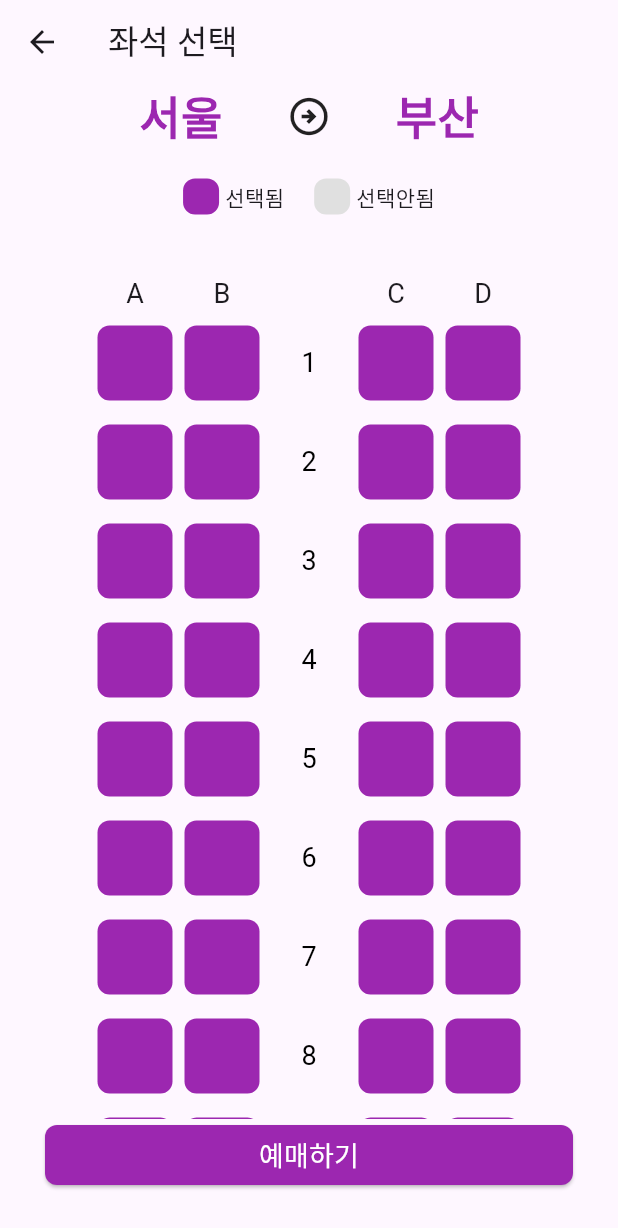
After one commit to chldltkrz/flutter_train_app, a Flutter app: the SeatPage screen opened directly, on a phone screen of 412 x 824 dp. The commit adds this screen. Shown: the top 1228 px of the screen. Run offline on Flutter 3.47's test engine with Material 3 defaults, Android fonts, the phone set to English and light mode, and no system bars.

Commit message:
implement all UI
Signed-off-by: chldltkrz <chldltkrz@gmail.com>

```diff
--- a/analysis_options.yaml
+++ b/analysis_options.yaml
@@ -10,6 +10,7 @@
 analyzer:
   errors:
     prefer_const_constructors: ignore
+    prefer_const_literals_to_create_immutables: ignore
 include: package:flutter_lints/flutter.yaml
 
 linter:
--- a/lib/pages/seat_page/seat_page.dart
+++ b/lib/pages/seat_page/seat_page.dart
@@ -0,0 +1,31 @@
+import 'package:flutter/material.dart';
+import 'package:flutter_train_app/pages/seat_page/widgets/button.dart';
+import 'package:flutter_train_app/pages/seat_page/widgets/guide_line.dart';
+import 'package:flutter_train_app/pages/seat_page/widgets/heading.dart';
+
+class SeatPage extends StatelessWidget {
+  @override
+  Widget build(BuildContext context) {
+    return Scaffold(
+        appBar: AppBar(
+          title: const Text('좌석 선택'),
+        ),
+        body: Padding(
+          padding: const EdgeInsets.symmetric(horizontal: 30),
+          child: Column(
+            children: [
+              Heading("서울", "부산"),
+              Expanded(
+                child: ListView(
+                  shrinkWrap: true,
+                  children: [
+                    GuideLine(),
+                  ],
+                ),
+              ),
+              Button(),
+            ],
+          ),
+        ));
+  }
+}
--- /dev/null
+++ b/lib/pages/seat_page/widgets/button.dart
@@ -0,0 +1,25 @@
+import 'package:flutter/material.dart';
+
+class Button extends StatelessWidget {
+  @override
+  Widget build(BuildContext context) {
+    return Padding(
+      padding: const EdgeInsets.only(bottom: 30),
+      child: SizedBox(
+        width: double.infinity,
+        child: ElevatedButton(
+            style: ElevatedButton.styleFrom(
+              backgroundColor: Colors.purple,
+              shape: RoundedRectangleBorder(
+                borderRadius: BorderRadius.circular(8.0),
+              ),
+            ),
+            onPressed: () {},
+            child: Text(
+              "예매하기",
+              style: TextStyle(fontSize: 18, color: Colors.white),
+            )),
+      ),
+    );
+  }
+}
--- /dev/null
+++ b/lib/pages/seat_page/widgets/guide_line.dart
@@ -0,0 +1,114 @@
+import 'package:flutter/material.dart';
+import 'package:flutter_train_app/pages/seat_page/widgets/seats.dart';
+
+class GuideLine extends StatelessWidget {
+  @override
+  Widget build(BuildContext context) {
+    return Column(
+      children: [
+        Padding(
+          padding: const EdgeInsets.symmetric(vertical: 20),
+          child: Row(
+            children: [
+              Spacer(),
+              Row(
+                children: [
+                  Container(
+                    width: 24,
+                    height: 24,
+                    decoration: BoxDecoration(
+                        color: Colors.purple,
+                        shape: BoxShape.rectangle,
+                        borderRadius: BorderRadius.circular(8)),
+                  ),
+                  SizedBox(width: 4),
+                  Text('선택됨'),
+                ],
+              ),
+              SizedBox(width: 20),
+              Row(
+                children: [
+                  Container(
+                    width: 24,
+                    height: 24,
+                    decoration: BoxDecoration(
+                        color: Colors.grey[300]!,
+                        shape: BoxShape.rectangle,
+                        borderRadius: BorderRadius.circular(8)),
+                  ),
+                  SizedBox(width: 4),
+                  Text('선택안됨'),
+                ],
+              ),
+              Spacer(),
+            ],
+          ),
+        ),
+        SizedBox(height: 20),
+        Row(
+          mainAxisAlignment: MainAxisAlignment.center,
+          crossAxisAlignment: CrossAxisAlignment.end,
+          children: [
+            Column(
+              children: [
+                _buildSeatColumn("A"),
+              ],
+            ),
+            Column(
+              children: [
+                _buildSeatColumn("B"),
+              ],
+            ),
+            Column(
+              children: [
+                Text(
+                  " ",
+                  style: TextStyle(fontSize: 18),
+                ),
+                ...List.generate(
+                    20,
+                    (index) => Padding(
+                          padding: const EdgeInsets.symmetric(
+                              horizontal: 4, vertical: 8),
+                          child: Container(
+                            alignment: Alignment.center,
+                            width: 50,
+                            height: 50,
+                            child: Text(
+                              (index + 1).toString(),
+                              style:
+                                  TextStyle(color: Colors.black, fontSize: 18),
+                            ),
+                          ),
+                        )),
+              ],
+            ),
+            Column(
+              children: [
+                _buildSeatColumn("C"),
+              ],
+            ),
+            Column(
+              children: [_buildSeatColumn("D")],
+            ),
+          ],
+        )
+      ],
+    );
+  }
+
+  Widget _buildSeatColumn(String label) {
+    return Column(
+      children: [
+        Text(
+          label,
+          style: TextStyle(fontSize: 18),
+        ),
+        ...List.generate(
+          20,
+          (index) => Seats(),
+        ),
+      ],
+    );
+  }
+}
--- /dev/null
+++ b/lib/pages/seat_page/widgets/heading.dart
@@ -0,0 +1,36 @@
+import 'package:flutter/material.dart';
+
+class Heading extends StatelessWidget {
+  String departing;
+  String arriving;
+
+  Heading(this.departing, this.arriving);
+
+  @override
+  Widget build(BuildContext context) {
+    return Padding(
+      padding: const EdgeInsets.symmetric(horizontal: 20),
+      child: Row(
+        mainAxisAlignment: MainAxisAlignment.center,
+        children: [
+          Spacer(),
+          Text(departing,
+              textAlign: TextAlign.end,
+              style: TextStyle(
+                  fontSize: 30,
+                  fontWeight: FontWeight.bold,
+                  color: Colors.purple)),
+          Spacer(),
+          Icon(Icons.arrow_circle_right_outlined, size: 30),
+          Spacer(),
+          Text(arriving,
+              style: TextStyle(
+                  fontSize: 30,
+                  fontWeight: FontWeight.bold,
+                  color: Colors.purple)),
+          Spacer(),
+        ],
+      ),
+    );
+  }
+}
--- /dev/null
+++ b/lib/pages/seat_page/widgets/seats.dart
@@ -0,0 +1,18 @@
+import 'package:flutter/material.dart';
+
+class Seats extends StatelessWidget {
+  @override
+  Widget build(BuildContext context) {
+    return Padding(
+      padding: const EdgeInsets.symmetric(horizontal: 4, vertical: 8),
+      child: Container(
+          width: 50,
+          height: 50,
+          decoration: BoxDecoration(
+            color: Colors.purple,
+            shape: BoxShape.rectangle,
+            borderRadius: BorderRadius.circular(8),
+          )),
+    );
+  }
+}
--- a/lib/pages/station_list/station_list_page.dart
+++ b/lib/pages/station_list/station_list_page.dart
@@ -1,6 +1,6 @@
 import 'package:flutter/material.dart';
 import 'package:flutter/services.dart' show rootBundle;
-import 'package:flutter_train_app/pages/station_list/widget/item.dart';
+import 'package:flutter_train_app/pages/station_list/widgets/item.dart';
 
 class StationListPage extends StatelessWidget {
   @override
--- a/lib/pages/station_list/widget/item.dart
+++ b/lib/pages/station_list/widgets/item.dart
@@ -1,4 +1,5 @@
 import 'package:flutter/material.dart';
+import 'package:flutter_train_app/pages/seat_page/seat_page.dart';
 
 class Item extends StatelessWidget {
   String stationName;
@@ -8,7 +9,10 @@ class Item extends StatelessWidget {
   @override
   Widget build(BuildContext context) {
     return GestureDetector(
-      onTap: () => print('Station $stationName tapped'),
+      onTap: () =>
+          Navigator.push(context, MaterialPageRoute(builder: (context) {
+        return SeatPage();
+      })),
       child: Column(
         crossAxisAlignment: CrossAxisAlignment.start,
         children: [
```
Also changed, not shown: lib/pages/seat_page/widget/button.dart (deleted), lib/pages/seat_page/widget/guide_line.dart (deleted), lib/pages/seat_page/widget/heading.dart (deleted), lib/pages/seat_page/widget/seats.dart (deleted).
